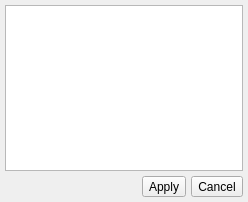
UltraStar-Deluxe/UltraStar-Manager, file uman/src/QUTagOrderDialog.ui: the form before one commit.
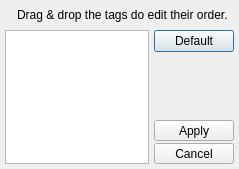
The form after the commit. Icons and pictures are not drawn.

Commit message: - tag save order dialog modified

```diff
--- a/uman/src/QUTagOrderDialog.ui
+++ b/uman/src/QUTagOrderDialog.ui
@@ -5,8 +5,8 @@
    <rect>
     <x>0</x>
     <y>0</y>
-    <width>248</width>
-    <height>202</height>
+    <width>239</width>
+    <height>169</height>
    </rect>
   </property>
   <property name="windowTitle" >
@@ -29,7 +29,61 @@
     <number>5</number>
    </property>
    <item>
+    <layout class="QHBoxLayout" >
+     <property name="spacing" >
+      <number>5</number>
+     </property>
+     <item>
+      <widget class="QLabel" name="label_2" >
+       <property name="sizePolicy" >
+        <sizepolicy vsizetype="Preferred" hsizetype="Fixed" >
+         <horstretch>0</horstretch>
+         <verstretch>0</verstretch>
+        </sizepolicy>
+       </property>
+       <property name="text" >
+        <string/>
+       </property>
+       <property name="pixmap" >
+        <pixmap resource="images/uman.qrc" >:/marks/information.png</pixmap>
+       </property>
+      </widget>
+     </item>
+     <item>
+      <widget class="QLabel" name="label" >
+       <property name="text" >
+        <string>Drag &amp; drop the tags do edit their order.</string>
+       </property>
+      </widget>
+     </item>
+     <item>
+      <spacer>
+       <property name="orientation" >
+        <enum>Qt::Horizontal</enum>
+       </property>
+       <property name="sizeHint" >
+        <size>
+         <width>40</width>
+         <height>20</height>
+        </size>
+       </property>
+      </spacer>
+     </item>
+    </layout>
+   </item>
+   <item>
+    <layout class="QHBoxLayout" >
+     <property name="spacing" >
+      <number>5</number>
+     </property>
+     <item>
     <widget class="QListWidget" name="tagList" >
+       <property name="sizePolicy" >
+        <sizepolicy vsizetype="Preferred" hsizetype="Expanding" >
+         <horstretch>0</horstretch>
+         <verstretch>0</verstretch>
+        </sizepolicy>
+       </property>
      <property name="editTriggers" >
       <set>QAbstractItemView::NoEditTriggers</set>
      </property>
@@ -39,25 +93,56 @@
      <property name="dragDropMode" >
       <enum>QAbstractItemView::InternalMove</enum>
      </property>
+       <property name="alternatingRowColors" >
+        <bool>true</bool>
+       </property>
+       <property name="selectionBehavior" >
+        <enum>QAbstractItemView::SelectRows</enum>
+       </property>
     </widget>
    </item>
    <item>
-    <layout class="QHBoxLayout" >
+      <layout class="QVBoxLayout" >
+       <property name="spacing" >
+        <number>2</number>
+       </property>
+       <item>
+        <widget class="QPushButton" name="defaultBtn" >
+         <property name="sizePolicy" >
+          <sizepolicy vsizetype="Fixed" hsizetype="Preferred" >
+           <horstretch>0</horstretch>
+           <verstretch>0</verstretch>
+          </sizepolicy>
+         </property>
+         <property name="statusTip" >
+          <string>Reset the tag order to the default order.</string>
+         </property>
+         <property name="text" >
+          <string>Default</string>
+         </property>
+        </widget>
+       </item>
      <item>
       <spacer>
        <property name="orientation" >
-        <enum>Qt::Horizontal</enum>
+          <enum>Qt::Vertical</enum>
        </property>
        <property name="sizeHint" >
         <size>
-         <width>40</width>
-         <height>20</height>
+           <width>20</width>
+           <height>40</height>
         </size>
        </property>
       </spacer>
      </item>
      <item>
       <widget class="QToolButton" name="applyBtn" >
+         <property name="sizePolicy" >
+          <sizepolicy vsizetype="Fixed" hsizetype="Preferred" >
+           <horstretch>0</horstretch>
+           <verstretch>0</verstretch>
+          </sizepolicy>
+         </property>
        <property name="text" >
         <string>Apply</string>
        </property>
@@ -71,6 +156,12 @@
      </item>
      <item>
       <widget class="QToolButton" name="cancelBtn" >
+         <property name="sizePolicy" >
+          <sizepolicy vsizetype="Fixed" hsizetype="Preferred" >
+           <horstretch>0</horstretch>
+           <verstretch>0</verstretch>
+          </sizepolicy>
+         </property>
        <property name="text" >
         <string>Cancel</string>
        </property>
@@ -81,6 +172,8 @@
         <enum>Qt::ToolButtonTextBesideIcon</enum>
        </property>
       </widget>
+       </item>
+      </layout>
      </item>
     </layout>
    </item>
```
Lines whose indentation alone changed are shown as unchanged. The commit also changes 10 other files.
